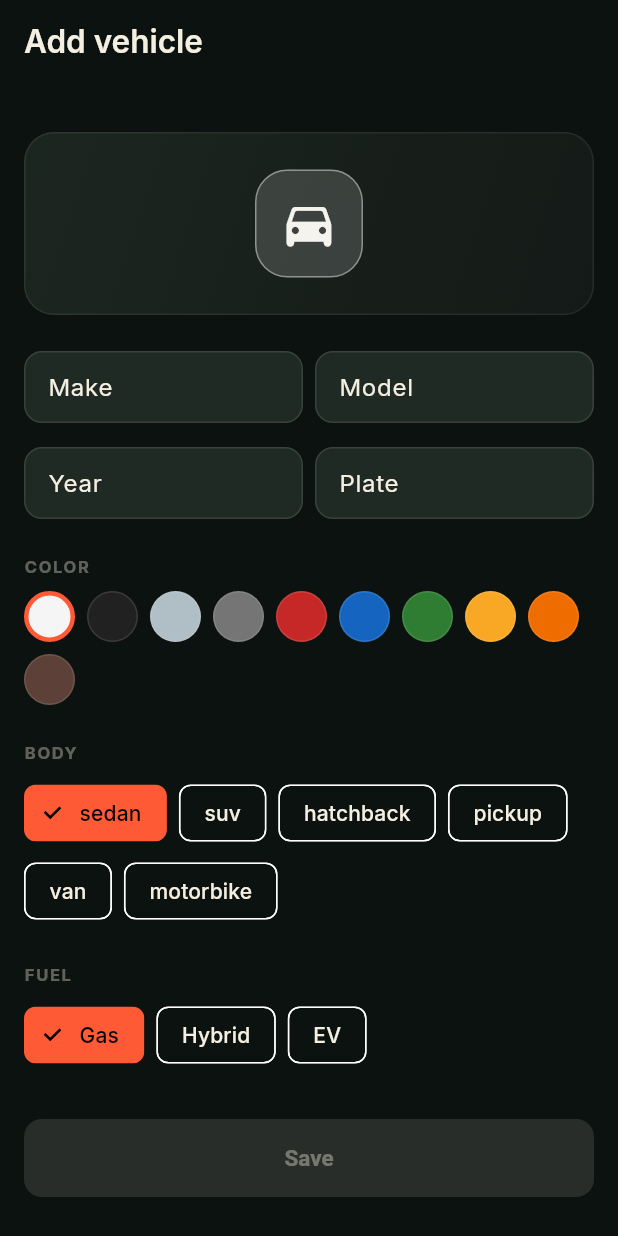
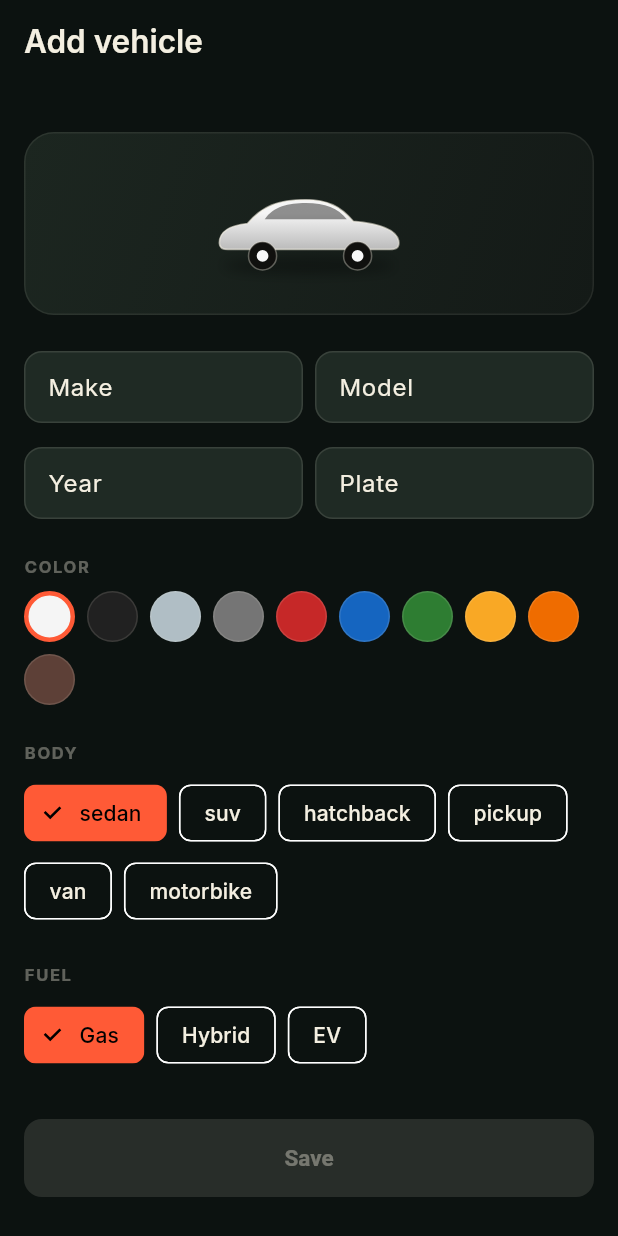
Before and after one commit to cuproud/foxyco, a Flutter app: the VehicleEditorScreen screen opened by its route, on a phone screen of 412 x 824 dp. Run offline on Flutter 3.47's test engine with Material 3 defaults, Android fonts, the phone set to English and light mode, and no system bars; our stand-ins replace flutter_riverpod, go_router, share_plus, shared_preferences; accounts and stored records are empty.

Commit message:
feat: vector side-profile vehicle silhouettes replace icon chips

```diff
--- a/lib/ui/theme/vehicle_badge.dart
+++ b/lib/ui/theme/vehicle_badge.dart
@@ -4,10 +4,10 @@ import '../../domain/driver_profile.dart';
 import '../../domain/garage.dart';
 import 'tokens.dart';
 
-/// Small vector vehicle badge: body-type icon on a chip tinted by the
-/// vehicle's color. Replaced the painted VehicleArt silhouettes (device
-/// feedback 2026-07-20 — "weird images"); the photographic car hero owns
-/// the big showroom render now, this stays a crisp identity mark.
+/// Side-profile vector silhouette tinted by the vehicle's color, with a cream
+/// rim-light and soft ground shadow to sit in the dark showroom. Third take on
+/// garage art: painted VehicleArt (rejected 2026-07-20), icon chip (rejected
+/// 2026-07-21) — this one keeps shapes minimal so they read at 44dp.
 class VehicleBadge extends StatelessWidget {
   const VehicleBadge({
     super.key,
@@ -22,38 +22,19 @@ class VehicleBadge extends StatelessWidget {
   final FuelType fuelType;
   final double size;
 
-  static IconData iconFor(VehicleType t) => switch (t) {
-    VehicleType.sedan => Icons.directions_car_rounded,
-    VehicleType.suv => Icons.directions_car_filled_rounded,
-    VehicleType.hatchback => Icons.time_to_leave_rounded,
-    VehicleType.pickup => Icons.local_shipping_rounded,
-    VehicleType.van => Icons.airport_shuttle_rounded,
-    VehicleType.motorbike => Icons.two_wheeler_rounded,
-  };
-
   @override
   Widget build(BuildContext context) {
     return Stack(
       clipBehavior: Clip.none,
       children: [
-        Container(
-          width: size,
-          height: size,
-          decoration: BoxDecoration(
-            color: color.withValues(alpha: 0.16),
-            borderRadius: BorderRadius.circular(size * 0.3),
-            border: Border.all(color: color.withValues(alpha: 0.45)),
-          ),
-          child: Icon(
-            iconFor(bodyType),
-            size: size * 0.55,
-            color: Color.lerp(color, FoxColors.cream, 0.35),
-          ),
+        CustomPaint(
+          size: Size(size * 1.9, size),
+          painter: _SilhouettePainter(bodyType: bodyType, color: color),
         ),
         if (fuelType != FuelType.gas)
           Positioned(
+            top: -4,
             right: -4,
-            bottom: -4,
             child: Container(
               padding: const EdgeInsets.all(3),
               decoration: BoxDecoration(
@@ -74,3 +55,196 @@ class VehicleBadge extends StatelessWidget {
     );
   }
 }
+
+/// Body + wheels in normalized 190×100 coordinate space, scaled to the canvas.
+/// Body: vertical gradient of the vehicle color (lit roof → shadowed sill),
+/// thin cream stroke on the whole outline as the rim light, elliptical ground
+/// shadow underneath. Wheels: dark discs with a color-tinted hub ring.
+class _SilhouettePainter extends CustomPainter {
+  const _SilhouettePainter({required this.bodyType, required this.color});
+
+  final VehicleType bodyType;
+  final Color color;
+
+  @override
+  void paint(Canvas canvas, Size size) {
+    final sx = size.width / 190, sy = size.height / 100;
+    canvas.save();
+    canvas.scale(sx, sy);
+
+    // Ground shadow first, under everything.
+    canvas.drawOval(
+      const Rect.fromLTWH(15, 82, 160, 14),
+      Paint()
+        ..color = Colors.black.withValues(alpha: 0.35)
+        ..maskFilter = const MaskFilter.blur(BlurStyle.normal, 6),
+    );
+
+    final body = _bodyPath(bodyType);
+    canvas.drawPath(
+      body,
+      Paint()
+        ..shader = LinearGradient(
+          begin: Alignment.topCenter,
+          end: Alignment.bottomCenter,
+          colors: [
+            Color.lerp(color, Colors.white, 0.18)!,
+            color,
+            Color.lerp(color, Colors.black, 0.35)!,
+          ],
+          stops: const [0, 0.45, 1],
+        ).createShader(const Rect.fromLTWH(0, 0, 190, 90)),
+    );
+    // Rim light — thin cream stroke reads as showroom lighting on dark.
+    canvas.drawPath(
+      body,
+      Paint()
+        ..style = PaintingStyle.stroke
+        ..strokeWidth = 1.6
+        ..color = FoxColors.cream.withValues(alpha: 0.55),
+    );
+
+    // Window band: darkened inset strip in the cabin area per body type.
+    final win = _windowPath(bodyType);
+    if (win != null) {
+      canvas.drawPath(
+        win,
+        Paint()..color = Colors.black.withValues(alpha: 0.42),
+      );
+    }
+
+    // Wheels (motorbike positions differ).
+    final wheels = bodyType == VehicleType.motorbike
+        ? const [Offset(45, 78), Offset(145, 78)]
+        : const [Offset(52, 80), Offset(140, 80)];
+    final wheelR = bodyType == VehicleType.motorbike ? 16.0 : 13.0;
+    for (final c in wheels) {
+      canvas.drawCircle(c, wheelR, Paint()..color = const Color(0xFF10100E));
+      canvas.drawCircle(
+        c,
+        wheelR,
+        Paint()
+          ..style = PaintingStyle.stroke
+          ..strokeWidth = 1.4
+          ..color = FoxColors.cream.withValues(alpha: 0.35),
+      );
+      canvas.drawCircle(
+        c,
+        wheelR * 0.42,
+        Paint()..color = Color.lerp(color, Colors.white, 0.25)!,
+      );
+    }
+
+    canvas.restore();
+  }
+
+  /// Closed side-profile outline, nose pointing right, in 190×100 space.
+  /// Baseline (sill) sits at y≈74 so wheels at y≈80 half-overlap it.
+  static Path _bodyPath(VehicleType t) {
+    final p = Path();
+    switch (t) {
+      case VehicleType.sedan:
+        p.moveTo(12, 68);
+        p.cubicTo(12, 58, 20, 52, 38, 50); // trunk
+        p.cubicTo(52, 34, 66, 28, 92, 28); // rear glass → roof
+        p.cubicTo(112, 28, 124, 34, 136, 48); // windshield
+        p.cubicTo(160, 50, 176, 56, 178, 66); // hood → nose
+        p.cubicTo(179, 72, 176, 74, 170, 74);
+        p.lineTo(20, 74);
+        p.cubicTo(14, 74, 12, 72, 12, 68);
+      case VehicleType.suv:
+        p.moveTo(12, 66);
+        p.cubicTo(12, 50, 16, 42, 30, 40); // tall tail
+        p.cubicTo(36, 26, 48, 22, 96, 22); // boxy roof
+        p.cubicTo(122, 22, 132, 27, 142, 40);
+        p.cubicTo(162, 43, 176, 52, 178, 64);
+        p.cubicTo(179, 71, 176, 74, 170, 74);
+        p.lineTo(20, 74);
+        p.cubicTo(14, 74, 12, 72, 12, 66);
+      case VehicleType.hatchback:
+        p.moveTo(14, 66);
+        p.cubicTo(14, 46, 22, 34, 44, 30); // steep hatch
+        p.cubicTo(70, 26, 96, 26, 112, 30);
+        p.cubicTo(128, 34, 136, 42, 144, 50);
+        p.cubicTo(162, 52, 174, 58, 176, 66);
+        p.cubicTo(177, 72, 174, 74, 168, 74);
+        p.lineTo(22, 74);
+        p.cubicTo(16, 74, 14, 72, 14, 66);
+      case VehicleType.pickup:
+        p.moveTo(12, 64);
+        p.lineTo(12, 46); // bed wall
+        p.lineTo(84, 46); // bed rail
+        p.lineTo(88, 26); // cab rear
+        p.cubicTo(104, 22, 120, 24, 130, 40); // cab + windshield
+        p.cubicTo(156, 42, 174, 52, 177, 63);
+        p.cubicTo(178, 71, 175, 74, 169, 74);
+        p.lineTo(20, 74);
+        p.cubicTo(14, 74, 12, 71, 12, 64);
+      case VehicleType.van:
+        p.moveTo(12, 64);
+        p.cubicTo(12, 34, 14, 24, 28, 22); // tall flat tail
+        p.lineTo(118, 22); // long roof
+        p.cubicTo(140, 22, 152, 32, 162, 48); // raked front
+        p.cubicTo(172, 52, 177, 58, 178, 65);
+        p.cubicTo(178, 71, 175, 74, 169, 74);
+        p.lineTo(20, 74);
+        p.cubicTo(14, 74, 12, 71, 12, 64);
+      case VehicleType.motorbike:
+        // Frame + tank + seat as one lowrider sweep; wheels dominate.
+        p.moveTo(28, 66);
+        p.cubicTo(34, 54, 48, 50, 62, 52); // tail + seat
+        p.cubicTo(80, 42, 100, 40, 116, 46); // tank
+        p.cubicTo(130, 40, 142, 44, 152, 56); // bars → front fork top
+        p.cubicTo(156, 62, 152, 68, 144, 68);
+        p.cubicTo(120, 74, 70, 74, 40, 72);
+        p.cubicTo(32, 72, 26, 70, 28, 66);
+    }
+    p.close();
+    return p;
+  }
+
+  /// Cabin glass band; null for the motorbike.
+  static Path? _windowPath(VehicleType t) {
+    switch (t) {
+      case VehicleType.sedan:
+        return Path()
+          ..moveTo(54, 46)
+          ..cubicTo(62, 34, 76, 31, 92, 31)
+          ..cubicTo(110, 31, 122, 36, 130, 46)
+          ..close();
+      case VehicleType.suv:
+        return Path()
+          ..moveTo(38, 40)
+          ..cubicTo(42, 28, 52, 26, 96, 26)
+          ..cubicTo(118, 26, 128, 30, 136, 40)
+          ..close();
+      case VehicleType.hatchback:
+        return Path()
+          ..moveTo(36, 42)
+          ..cubicTo(46, 32, 70, 30, 100, 32)
+          ..cubicTo(118, 34, 130, 40, 138, 48)
+          ..lineTo(36, 48)
+          ..close();
+      case VehicleType.pickup:
+        return Path()
+          ..moveTo(92, 42)
+          ..lineTo(94, 29)
+          ..cubicTo(104, 26, 116, 28, 124, 40)
+          ..close();
+      case VehicleType.van:
+        return Path()
+          ..moveTo(96, 40)
+          ..lineTo(96, 26)
+          ..lineTo(118, 26)
+          ..cubicTo(134, 26, 144, 34, 152, 46)
+          ..lineTo(96, 46)
+          ..close();
+      case VehicleType.motorbike:
+        return null;
+    }
+  }
+
+  @override
+  bool shouldRepaint(_SilhouettePainter old) =>
+      old.bodyType != bodyType || old.color != color;
+}
```
